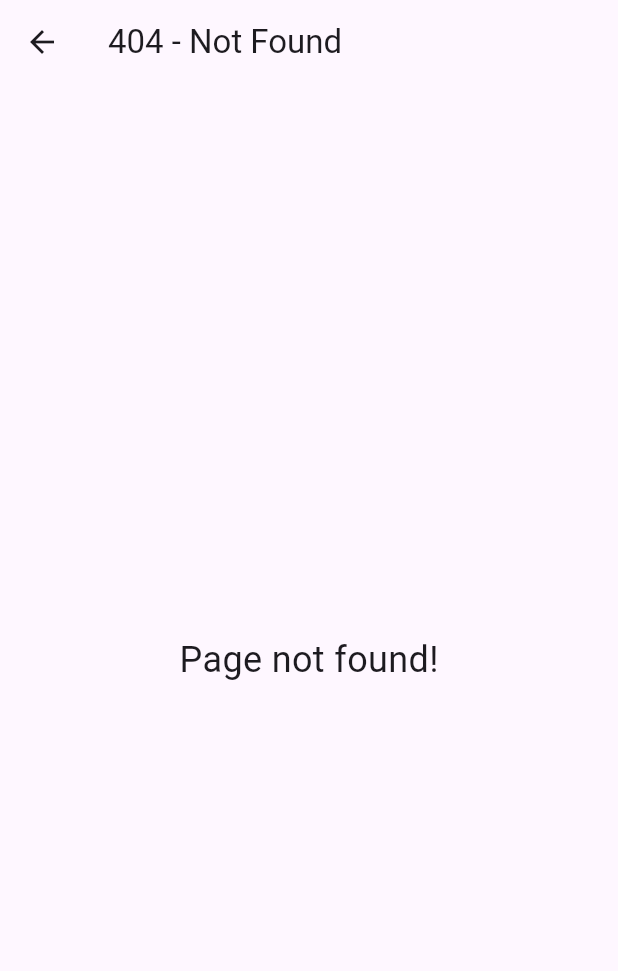
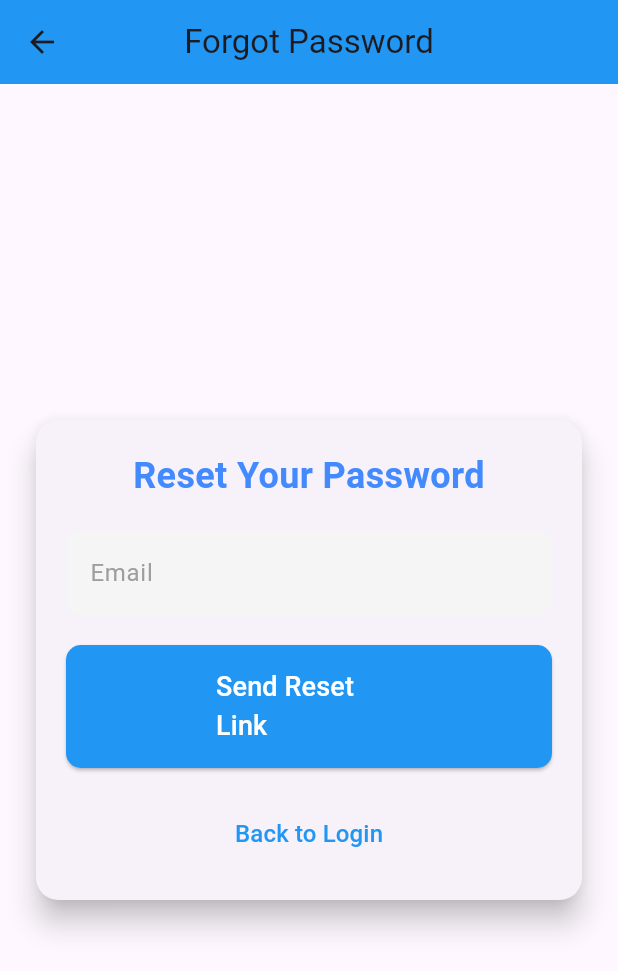
Before and after one commit to harshmanek/vote_karo, a Flutter app: the MyLogin screen opened by its route, after a tap on "Forgot Password", on a phone screen of 412 x 824 dp. Shown: the top 971 px of the screen. Run offline on Flutter 3.47's test engine with Material 3 defaults, Android fonts, the phone set to English and light mode, and no system bars; our stand-ins replace firebase_auth, firebase_core; missing offline and left inert: dart:ffi; accounts and stored records are empty; network calls fail.

Commit message:
forgot password

```diff
--- /dev/null
+++ b/lib/forgot_password.dart
@@ -0,0 +1,129 @@
+import 'package:flutter/material.dart';
+import 'package:firebase_auth/firebase_auth.dart';
+
+class ForgotPassword extends StatefulWidget {
+  const ForgotPassword({Key? key}) : super(key: key);
+
+  @override
+  _ForgotPasswordState createState() => _ForgotPasswordState();
+}
+
+class _ForgotPasswordState extends State<ForgotPassword> {
+  final TextEditingController _emailController = TextEditingController();
+  final FirebaseAuth _auth = FirebaseAuth.instance;
+
+  Future<void> sendResetLink() async {
+    try {
+      await _auth.sendPasswordResetEmail(email: _emailController.text.trim());
+      ScaffoldMessenger.of(context).showSnackBar(
+        SnackBar(
+          content: const Text('Password reset link sent to your email!'),
+          backgroundColor: Colors.green,
+        ),
+      );
+      Navigator.pop(context); // Go back to login page
+    } catch (e) {
+      ScaffoldMessenger.of(context).showSnackBar(
+        SnackBar(
+          content: Text('Error: ${e.toString()}'),
+          backgroundColor: Colors.red,
+        ),
+      );
+    }
+  }
+
+  @override
+  Widget build(BuildContext context) {
+    return Scaffold(
+      appBar: AppBar(
+        title: const Text('Forgot Password'),
+        centerTitle: true,
+        backgroundColor: Colors.blue,
+      ),
+      body: Center(
+        child: SingleChildScrollView(
+          padding: const EdgeInsets.all(20.0),
+          child: Card(
+            elevation: 8,
+            shape: RoundedRectangleBorder(
+              borderRadius: BorderRadius.circular(15),
+            ),
+            child: Padding(
+              padding: const EdgeInsets.all(20.0),
+              child: Column(
+                mainAxisSize: MainAxisSize.min,
+                children: [
+                  const Text(
+                    'Reset Your Password',
+                    style: TextStyle(
+                      fontSize: 24,
+                      fontWeight: FontWeight.bold,
+                      color: Colors.blueAccent,
+                    ),
+                    textAlign: TextAlign.center,
+                  ),
+                  const SizedBox(height: 20),
+
+                  // Email TextField
+                  TextField(
+                    controller: _emailController,
+                    decoration: InputDecoration(
+                      hintText: 'Enter your email',
+                      labelText: 'Email',
+                      labelStyle: const TextStyle(color: Colors.grey),
+                      filled: true,
+                      fillColor: Colors.grey.shade100,
+                      border: OutlineInputBorder(
+                        borderRadius: BorderRadius.circular(10),
+                        borderSide: BorderSide.none,
+                      ),
+                    ),
+                    keyboardType: TextInputType.emailAddress,
+                  ),
+                  const SizedBox(height: 20),
+
+                  // Send Reset Link Button
+                  ElevatedButton(
+                    onPressed: sendResetLink,
+                    style: ElevatedButton.styleFrom(
+                      backgroundColor: Colors.blue,
+                      padding: const EdgeInsets.symmetric(
+                        horizontal: 100,
+                        vertical: 15,
+                      ),
+                      shape: RoundedRectangleBorder(
+                        borderRadius: BorderRadius.circular(10.0),
+                      ),
+                    ),
+                    child: const Text(
+                      'Send Reset Link',
+                      style: TextStyle(
+                        color: Colors.white,
+                        fontSize: 18,
+                      ),
+                    ),
+                  ),
+                  const SizedBox(height: 20),
+
+                  // Back to Login Button
+                  TextButton(
+                    onPressed: () {
+                      Navigator.pop(context);
+                    },
+                    child: const Text(
+                      'Back to Login',
+                      style: TextStyle(
+                        color: Colors.blue,
+                        fontSize: 16,
+                      ),
+                    ),
+                  ),
+                ],
+              ),
+            ),
+          ),
+        ),
+      ),
+    );
+  }
+}
--- a/lib/login.dart
+++ b/lib/login.dart
@@ -16,17 +16,32 @@ class _MyLoginState extends State<MyLogin> {
 
   Future<void> signIn() async {
     try {
+      // Attempt to sign in the user
       UserCredential userCredential = await _auth.signInWithEmailAndPassword(
         email: _emailController.text.trim(),
         password: _passwordController.text.trim(),
       );
-      // Navigate to your home page or dashboard
+      // Navigate to the home page
       Navigator.pushNamed(context, "/home");
     } catch (e) {
-      // Show an error message to the user
+      // Handle specific errors for better user feedback
+      String errorMessage = 'Login failed. Please check your credentials.';
+      if (e is FirebaseAuthException) {
+        switch (e.code) {
+          case 'user-not-found':
+            errorMessage = 'No user found for that email.';
+            break;
+          case 'wrong-password':
+            errorMessage = 'Wrong password provided.';
+            break;
+          default:
+            errorMessage = 'An unexpected error occurred.';
+        }
+      }
+      // Show the error message to the user
       ScaffoldMessenger.of(context).showSnackBar(
         SnackBar(
-          content: Text('Login failed: ${e.toString()}'),
+          content: Text(errorMessage),
           backgroundColor: Colors.red,
         ),
       );
@@ -74,9 +89,10 @@ class _MyLoginState extends State<MyLogin> {
                   crossAxisAlignment: CrossAxisAlignment.start,
                   children: [
                     Container(
-                      margin: const EdgeInsets.only(left: 35, right: 35),
+                      margin: const EdgeInsets.symmetric(horizontal: 35),
                       child: Column(
                         children: [
+                          // Email TextField
                           TextField(
                             controller: _emailController,
                             style: const TextStyle(color: Colors.black),
@@ -90,9 +106,10 @@ class _MyLoginState extends State<MyLogin> {
                             ),
                           ),
                           const SizedBox(height: 30),
+
+                          // Password TextField
                           TextField(
                             controller: _passwordController,
-                            style: const TextStyle(),
                             obscureText: true,
                             decoration: InputDecoration(
                               fillColor: Colors.grey.shade100,
@@ -104,14 +121,13 @@ class _MyLoginState extends State<MyLogin> {
                             ),
                           ),
                           const SizedBox(height: 40),
+
+                          // Login Button
                           Row(
-                            mainAxisAlignment: MainAxisAlignment.spaceAround,
+                            mainAxisAlignment: MainAxisAlignment.center,
                             children: [
-                              Center(
-                                child: ElevatedButton(
-                                  onPressed: () {
-                                    signIn(); // Call signIn method here
-                                  },
+                              ElevatedButton(
+                                onPressed: signIn,
                                 style: ElevatedButton.styleFrom(
                                   backgroundColor: Colors.lightBlue,
                                   padding: const EdgeInsets.symmetric(
@@ -130,10 +146,11 @@ class _MyLoginState extends State<MyLogin> {
                                   ),
                                 ),
                               ),
-                              ),
                             ],
                           ),
                           const SizedBox(height: 40),
+
+                          // Sign Up and Forgot Password Buttons
                           Row(
                             mainAxisAlignment: MainAxisAlignment.spaceEvenly,
                             children: [
@@ -162,10 +179,11 @@ class _MyLoginState extends State<MyLogin> {
                               ),
                               ElevatedButton(
                                 onPressed: () {
-                                  Navigator.pushNamed(context, "routeName");
+                                  Navigator.pushNamed(context, '/forgot_password');
                                 },
                                 style: ElevatedButton.styleFrom(
                                   minimumSize: const Size(20, 14),
+                                  backgroundColor: Colors.blue,
                                   padding: const EdgeInsets.symmetric(
                                     horizontal: 20,
                                     vertical: 12,
@@ -176,7 +194,7 @@ class _MyLoginState extends State<MyLogin> {
                                 ),
                                 child: const Text(
                                   'Forgot Password',
-                                  style: TextStyle(fontSize: 15),
+                                  style: TextStyle(color: Colors.white, fontSize: 15),
                                 ),
                               ),
                             ],
--- a/lib/main.dart
+++ b/lib/main.dart
@@ -4,6 +4,8 @@ import 'package:flutter/material.dart';
 import 'package:vote_karo/firebase_options.dart';
 import 'package:vote_karo/login.dart';
 import 'package:vote_karo/register.dart';
+
+import 'forgot_password.dart';
 import 'vote.dart';
 import 'Admin.dart';
 import 'results_screen.dart';
@@ -35,6 +37,8 @@ class MyApp extends StatelessWidget {
         '/login': (context) => const MyLogin(),
         '/register': (context) => const MyRegister(),
         '/home': (context) => const VotingScreen(),
+        '/forgot_password': (context) => const ForgotPassword(),
+
       },
       onUnknownRoute: (settings) {
         return MaterialPageRoute(builder: (context) => const NotFoundPage());
@@ -42,6 +46,8 @@ class MyApp extends StatelessWidget {
     );
   }
 }
+
+
 
 class NotFoundPage extends StatelessWidget {
   const NotFoundPage({super.key});
```
Lines whose indentation alone changed are shown as unchanged.
